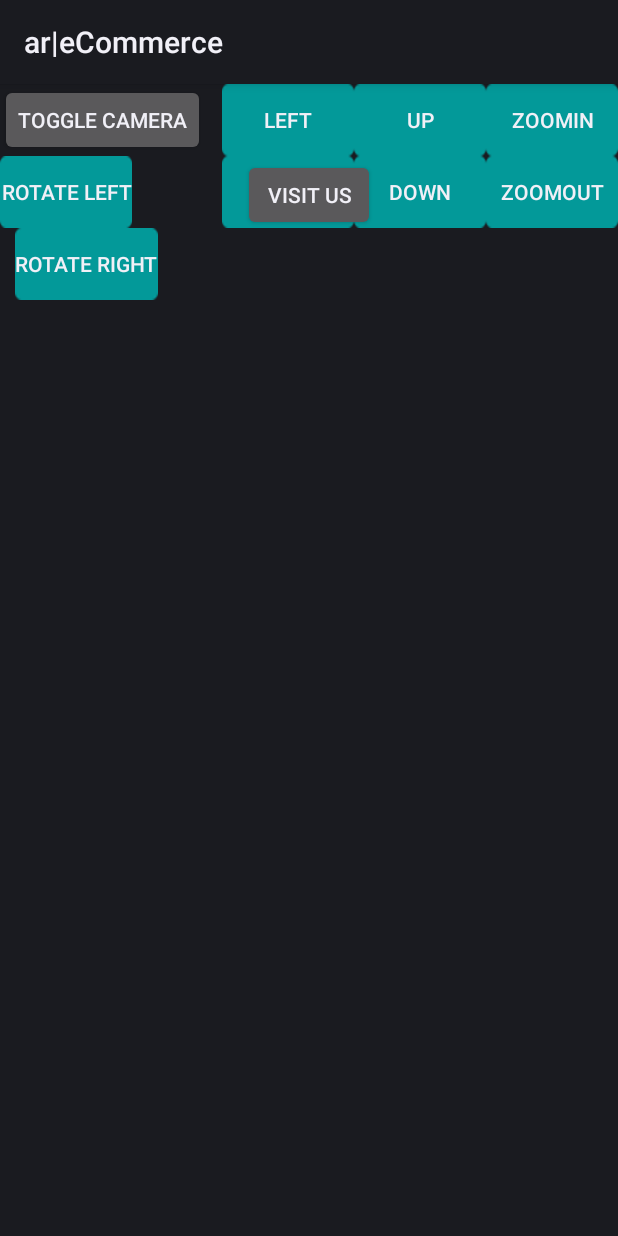
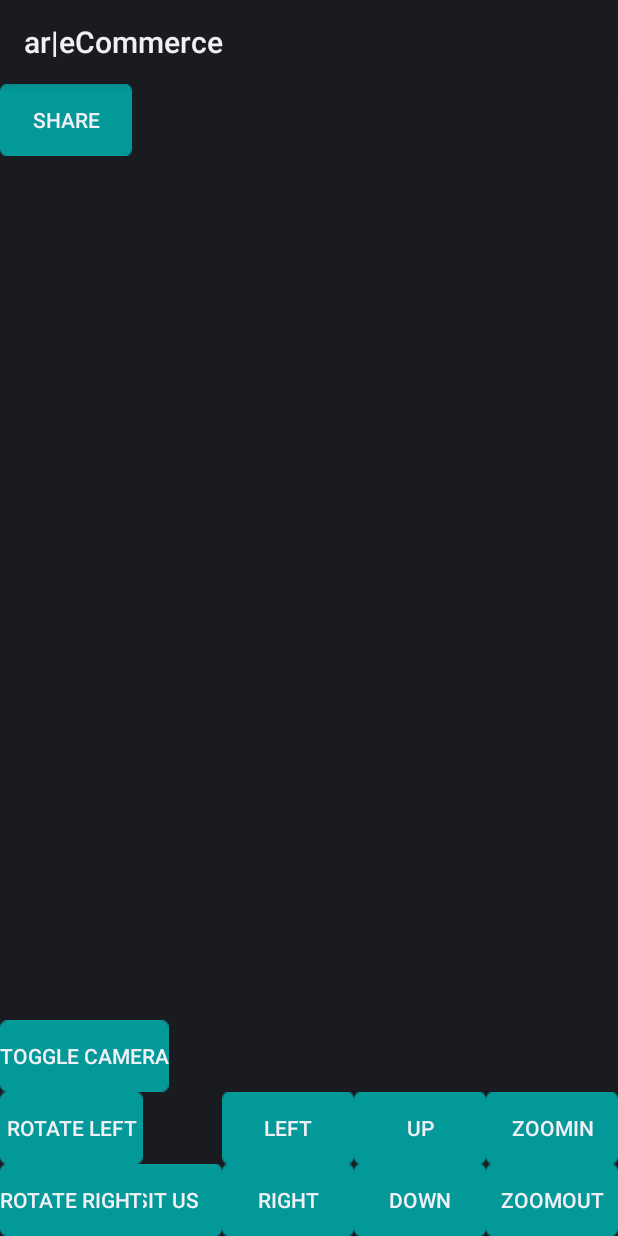
Before and after one commit to akhileshdubey/ARSampleApp, an Android app: the layout toolbox.xml on its own in the app's theme, with its tools: preview values and no code run, on a phone screen of 412 x 824 dp. Run offline under Robolectric (Android 15) with nearby library versions, the phone set to English and light mode, and no system bars.

Commit message:
UI fixing in toolbox

```diff
--- a/app/src/main/AndroidManifest.xml
+++ b/app/src/main/AndroidManifest.xml
@@ -21,8 +21,6 @@
         <activity android:name=".VirtualSponsorHome" />
         <activity android:name=".VirtualAssistant" />
         <activity android:name=".VirtualAssistantHome" />
-
-
     </application>
 
     <uses-permission android:name="android.permission.CAMERA" />
--- a/app/src/main/java/com/example/intelligrape/arsampeapp/VirtualSponser.java
+++ b/app/src/main/java/com/example/intelligrape/arsampeapp/VirtualSponser.java
@@ -23,13 +23,11 @@ public class VirtualSponser extends Activity {
     Integer[] imageIDs = {
             R.drawable.icon,
             R.drawable.mutan_mini,
-
     };
     //    public static boolean invertPosition = false;
 //    public static boolean isScreenshot = false;
 //    public static Bitmap bmp = null;
     GLClearRenderer glClearRenderer;
-
 
     @Override
     public void onCreate(Bundle savedInstanceState) {
--- a/app/src/main/res/layout/toolbox.xml
+++ b/app/src/main/res/layout/toolbox.xml
@@ -2,7 +2,7 @@
 <RelativeLayout xmlns:android="http://schemas.android.com/apk/res/android"
     android:id="@+id/toolbox"
     android:layout_width="fill_parent"
-    android:layout_height="wrap_content"
+    android:layout_height="match_parent"
     android:background="@android:color/transparent"
     android:orientation="vertical">
 
@@ -10,51 +10,37 @@
         android:id="@+id/visitUs"
         android:layout_width="wrap_content"
         android:layout_height="wrap_content"
-        android:layout_centerHorizontal="true"
-        android:layout_marginTop="50dp"
+        android:layout_alignParentBottom="true"
+        android:layout_toLeftOf="@+id/relativeLayout3"
+        android:layout_toStartOf="@+id/relativeLayout3"
+        android:background="@drawable/bg"
         android:text="Visit Us" />
+
+    <Button
+        android:id="@+id/share"
+        android:layout_width="wrap_content"
+        android:layout_height="wrap_content"
+        android:background="@drawable/bg"
+        android:text="Share" />
 
 
     <RelativeLayout
+        android:id="@+id/relativeLayout4"
         android:layout_width="wrap_content"
         android:layout_height="wrap_content"
         android:layout_alignParentLeft="true">
 
 
-        <Button
-
-            android:id="@+id/toggle"
-            android:layout_width="wrap_content"
-            android:layout_height="wrap_content"
-            android:text="Toggle Camera" />
-
-        <Button
-
-            android:id="@+id/rLeft"
-            android:layout_width="wrap_content"
-            android:layout_height="wrap_content"
-            android:layout_below="@+id/toggle"
-            android:background="@drawable/bg"
-            android:text="Rotate Left" />
-
-        <Button
-
-            android:id="@+id/rRight"
-            android:layout_width="wrap_content"
-            android:layout_height="wrap_content"
-            android:layout_below="@id/rLeft"
-            android:layout_marginLeft="10dp"
-            android:background="@drawable/bg"
-            android:text="Rotate Right" />
-
     </RelativeLayout>
 
     <RelativeLayout
+        android:id="@+id/relativeLayout3"
         android:layout_width="wrap_content"
         android:layout_height="wrap_content"
+        android:layout_alignParentBottom="true"
         android:layout_alignParentRight="true">
 
-        <Button
+    <Button
 
             android:id="@+id/left"
             android:layout_width="wrap_content"
@@ -125,4 +111,38 @@
 
     </RelativeLayout>
 
+    <Button
+
+        android:id="@+id/rRight"
+        android:layout_width="wrap_content"
+        android:layout_height="wrap_content"
+        android:layout_alignParentBottom="true"
+        android:layout_alignParentLeft="true"
+        android:layout_alignParentStart="true"
+        android:background="@drawable/bg"
+        android:text="Rotate Right" />
+
+    <Button
+
+        android:id="@+id/rLeft"
+        android:layout_width="wrap_content"
+        android:layout_height="wrap_content"
+        android:layout_above="@+id/rRight"
+        android:layout_alignEnd="@+id/rRight"
+        android:layout_alignParentLeft="true"
+        android:layout_alignParentStart="true"
+        android:layout_alignRight="@+id/rRight"
+        android:background="@drawable/bg"
+        android:text="Rotate Left" />
+
+    <Button
+
+        android:id="@+id/toggle"
+        android:layout_width="wrap_content"
+        android:layout_height="wrap_content"
+        android:layout_above="@+id/rLeft"
+        android:layout_alignParentLeft="true"
+        android:layout_alignParentStart="true"
+        android:background="@drawable/bg"
+        android:text="Toggle Camera" />
 </RelativeLayout>
```
